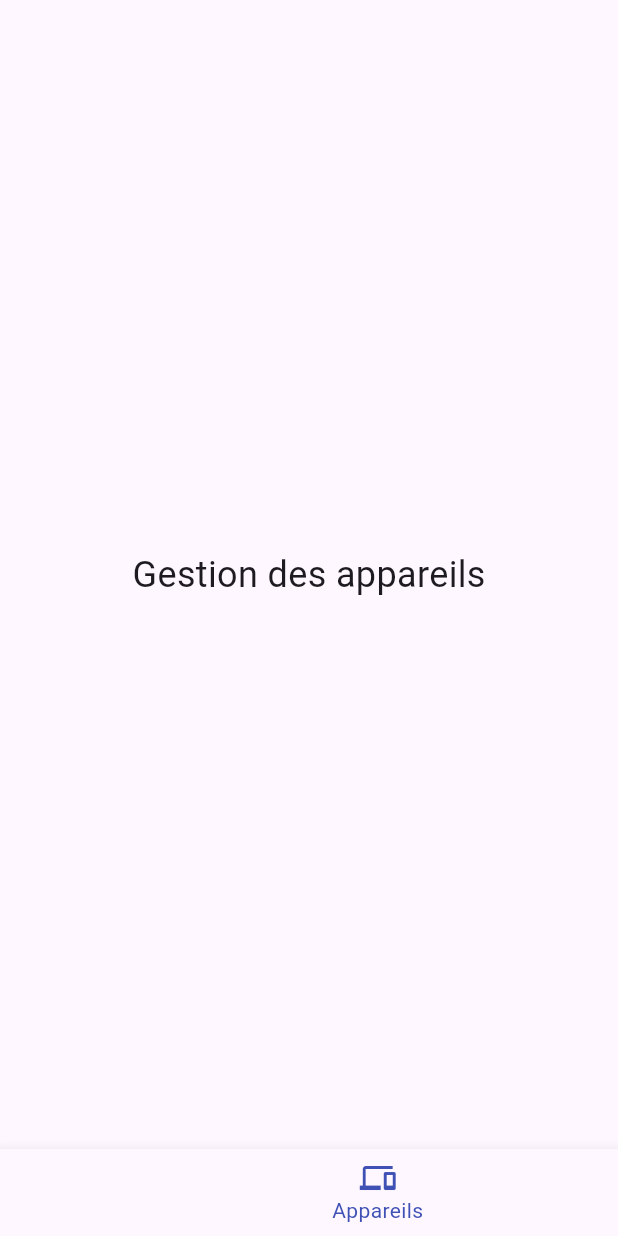
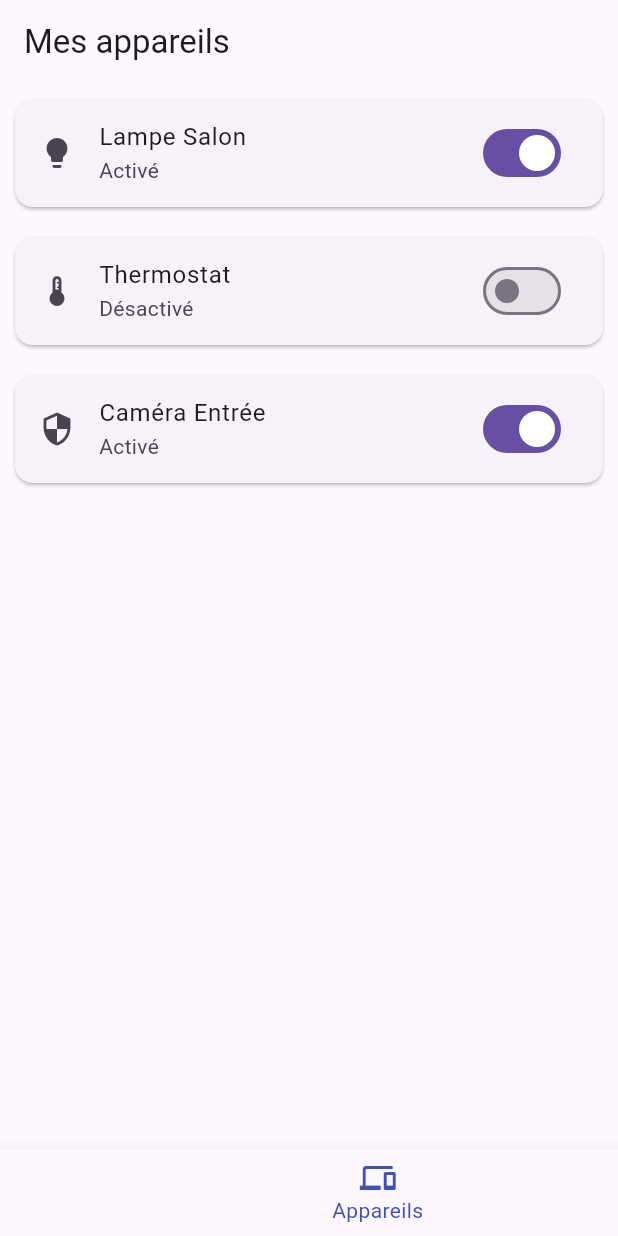
Before and after one commit to Hash2O/My_Domotic_App, a Flutter app: the screen it shows after launch, item 3 of the bottom bar chosen, on a phone screen of 412 x 824 dp. Run offline on Flutter 3.47's test engine with Material 3 defaults, Android fonts, the phone set to English and light mode, and no system bars; our stand-ins replace equatable, flutter_bloc.

Commit message:
Basic BLoC architecture, state management, simulated devices, dynamic ON/OFF, reactive UI, scalable code

```diff
--- /dev/null
+++ b/lib/blocs/device/device_bloc.dart
@@ -0,0 +1,61 @@
+import 'package:flutter_bloc/flutter_bloc.dart';
+
+import '../../models/device_model.dart';
+import 'device_event.dart';
+import 'device_state.dart';
+
+class DeviceBloc extends Bloc<DeviceEvent, DeviceState> {
+  DeviceBloc() : super(DeviceInitial()) {
+
+    on<LoadDevicesEvent>((event, emit) {
+
+      final devices = [
+        DeviceModel(
+          id: 1,
+          name: 'Lampe Salon',
+          type: 'Light',
+          isOn: true,
+        ),
+
+        DeviceModel(
+          id: 2,
+          name: 'Thermostat',
+          type: 'Temperature',
+          isOn: false,
+        ),
+
+        DeviceModel(
+          id: 3,
+          name: 'Caméra Entrée',
+          type: 'Security',
+          isOn: true,
+        ),
+      ];
+
+      emit(DeviceLoaded(devices));
+    });
+
+    on<ToggleDeviceEvent>((event, emit) {
+
+      if (state is DeviceLoaded) {
+
+        final currentState = state as DeviceLoaded;
+
+        final updatedDevices =
+            currentState.devices.map((device) {
+
+          if (device.id == event.deviceId) {
+            return device.copyWith(
+              isOn: !device.isOn,
+            );
+          }
+
+          return device;
+
+        }).toList();
+
+        emit(DeviceLoaded(updatedDevices));
+      }
+    });
+  }
+}
--- /dev/null
+++ b/lib/blocs/device/device_event.dart
@@ -0,0 +1,20 @@
+import 'package:equatable/equatable.dart';
+
+// ce qui arrive dans l’application
+abstract class DeviceEvent extends Equatable {
+  const DeviceEvent();
+
+  @override
+  List<Object> get props => [];
+}
+
+class LoadDevicesEvent extends DeviceEvent {}
+
+class ToggleDeviceEvent extends DeviceEvent {
+  final int deviceId;
+
+  const ToggleDeviceEvent(this.deviceId);
+
+  @override
+  List<Object> get props => [deviceId];
+}
--- /dev/null
+++ b/lib/blocs/device/device_state.dart
@@ -0,0 +1,20 @@
+import 'package:equatable/equatable.dart';
+import '../../models/device_model.dart';
+
+abstract class DeviceState extends Equatable {
+  const DeviceState();
+
+  @override
+  List<Object> get props => [];
+}
+
+class DeviceInitial extends DeviceState {}
+
+class DeviceLoaded extends DeviceState {
+  final List<DeviceModel> devices;
+
+  const DeviceLoaded(this.devices);
+
+  @override
+  List<Object> get props => [devices];
+}
--- a/lib/main.dart
+++ b/lib/main.dart
@@ -122,7 +122,10 @@
 // }
 
 import 'package:flutter/material.dart';
+import 'package:flutter_bloc/flutter_bloc.dart';
 
+import 'blocs/device/device_bloc.dart';
+import 'blocs/device/device_event.dart';
 import 'pages/home_page.dart';
 import 'pages/pairing_page.dart';
 import 'pages/devices_page.dart';
@@ -143,7 +146,11 @@ class MyDomoticApp extends StatelessWidget {
       theme: ThemeData(
         primarySwatch: Colors.indigo,
       ),
-      home: const MainNavigation(),
+      home: BlocProvider(
+        create: (context) =>
+          DeviceBloc()..add(LoadDevicesEvent()),
+        child: const MainNavigation(),
+      ),
     );
   }
 }
--- /dev/null
+++ b/lib/models/device_model.dart
@@ -0,0 +1,29 @@
+class DeviceModel {
+  final int id;
+  final String name;
+  final String type;
+  final bool isOn;
+
+  DeviceModel({
+    required this.id,
+    required this.name,
+    required this.type,
+    required this.isOn,
+  });
+
+  // Avec BLoC, on évite de modifier directement les objets.
+  // on crée de nouvelles versions immuables en utilisant copyWith:
+  DeviceModel copyWith({
+    int? id,
+    String? name,
+    String? type,
+    bool? isOn,
+  }) {
+    return DeviceModel(
+      id: id ?? this.id,
+      name: name ?? this.name,
+      type: type ?? this.type,
+      isOn: isOn ?? this.isOn,
+    );
+  }
+}
--- a/lib/pages/devices_page.dart
+++ b/lib/pages/devices_page.dart
@@ -1,16 +1,71 @@
 import 'package:flutter/material.dart';
+import 'package:flutter_bloc/flutter_bloc.dart';
+
+import '../blocs/device/device_bloc.dart';
+import '../blocs/device/device_event.dart';
+import '../blocs/device/device_state.dart';
 
 class DevicesPage extends StatelessWidget {
   const DevicesPage({super.key});
 
   @override
   Widget build(BuildContext context) {
-    return const Scaffold(
-      body: Center(
-        child: Text(
-          'Gestion des appareils',
-          style: TextStyle(fontSize: 24),
-        ),
+
+    return Scaffold(
+      appBar: AppBar(
+        title: const Text('Mes appareils'),
+      ),
+
+      body: BlocBuilder<DeviceBloc, DeviceState>(
+        builder: (context, state) {
+
+          if (state is DeviceLoaded) {
+
+            return ListView.builder(
+              itemCount: state.devices.length,
+
+              itemBuilder: (context, index) {
+
+                final device = state.devices[index];
+
+                return Card(
+                  margin: const EdgeInsets.all(10),
+
+                  child: ListTile(
+                    leading: Icon(
+                      device.type == 'Light'
+                          ? Icons.lightbulb
+                          : device.type == 'Security'
+                              ? Icons.security
+                              : Icons.thermostat,
+                    ),
+
+                    title: Text(device.name),
+
+                    subtitle: Text(
+                      device.isOn ? 'Activé' : 'Désactivé',
+                    ),
+
+                    trailing: Switch(
+                      value: device.isOn,
+
+                      onChanged: (_) {
+
+                        context.read<DeviceBloc>().add(
+                          ToggleDeviceEvent(device.id),
+                        );
+                      },
+                    ),
+                  ),
+                );
+              },
+            );
+          }
+
+          return const Center(
+            child: CircularProgressIndicator(),
+          );
+        },
       ),
     );
   }
--- a/pubspec.yaml
+++ b/pubspec.yaml
@@ -34,6 +34,9 @@ dependencies:
   # The following adds the Cupertino Icons font to your application.
   # Use with the CupertinoIcons class for iOS style icons.
   cupertino_icons: ^1.0.8
+  flutter_bloc: ^9.1.1
+  bloc: ^9.2.0
+  equatable: ^2.0.8
 
 dev_dependencies:
   flutter_test:
```
Also changed, not shown: pubspec.lock, 1 other file.
